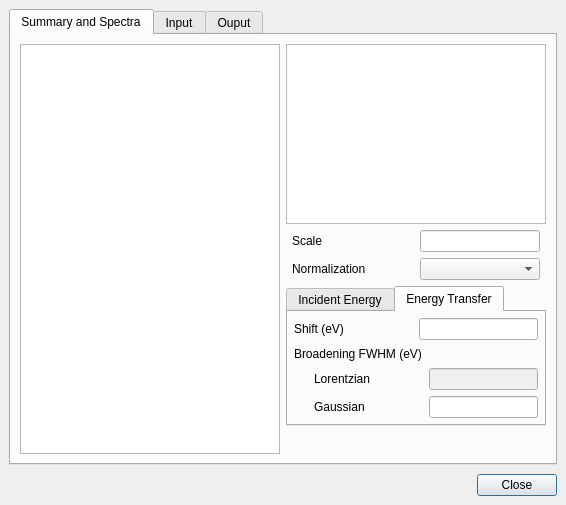
This is crispy/resources/gui/uis/quanty/details.ui in mretegan/crispy as Qt 5 draws it before an edit. The edited form follows.
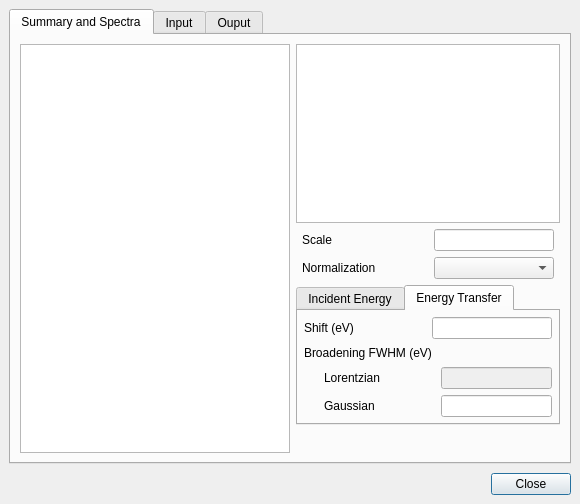
This is the edited form. Custom widgets are drawn as their Qt base class.

Commit message: Finish the summary

```diff
--- a/crispy/resources/gui/uis/quanty/details.ui
+++ b/crispy/resources/gui/uis/quanty/details.ui
@@ -6,8 +6,8 @@
    <rect>
     <x>0</x>
     <y>0</y>
-    <width>566</width>
-    <height>505</height>
+    <width>580</width>
+    <height>504</height>
    </rect>
   </property>
   <property name="focusPolicy">
@@ -62,6 +62,18 @@
        </property>
        <item>
         <widget class="QPlainTextEdit" name="summaryPlainTextEdit">
+         <property name="sizePolicy">
+          <sizepolicy hsizetype="MinimumExpanding" vsizetype="Expanding">
+           <horstretch>0</horstretch>
+           <verstretch>0</verstretch>
+          </sizepolicy>
+         </property>
+         <property name="minimumSize">
+          <size>
+           <width>270</width>
+           <height>0</height>
+          </size>
+         </property>
          <property name="readOnly">
           <bool>true</bool>
          </property>
```
The commit also changes 2 other files.
